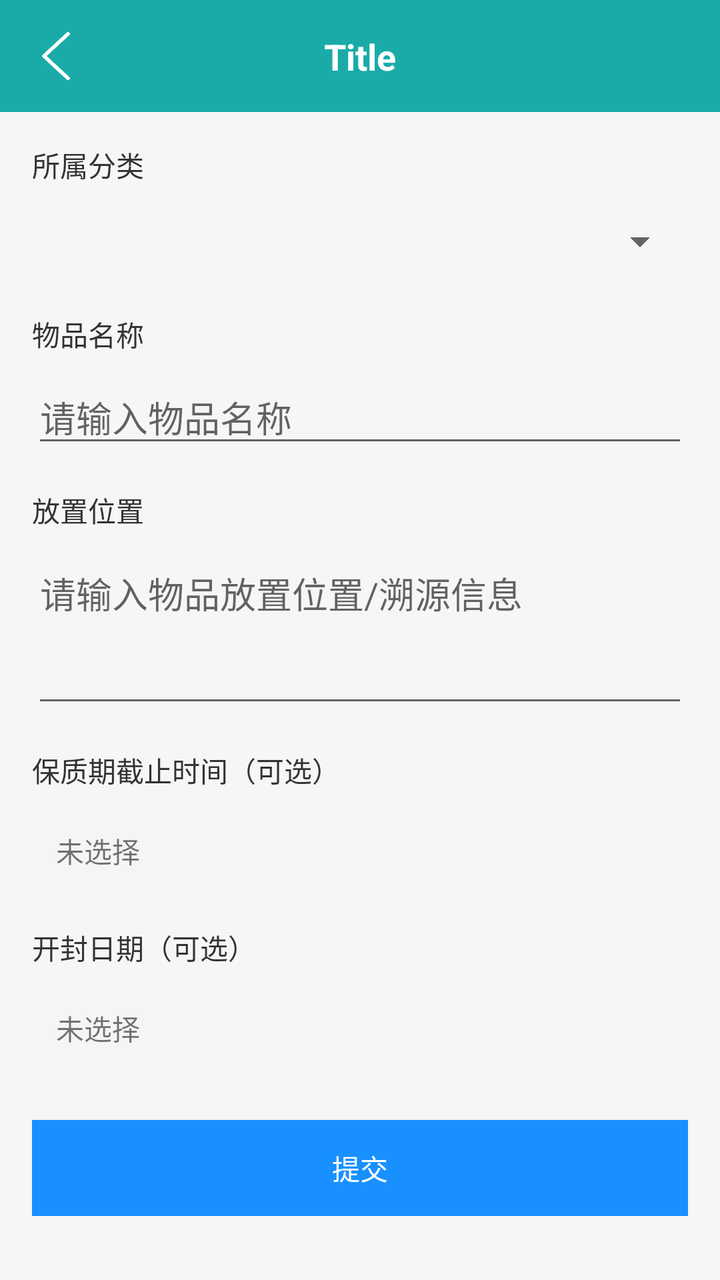
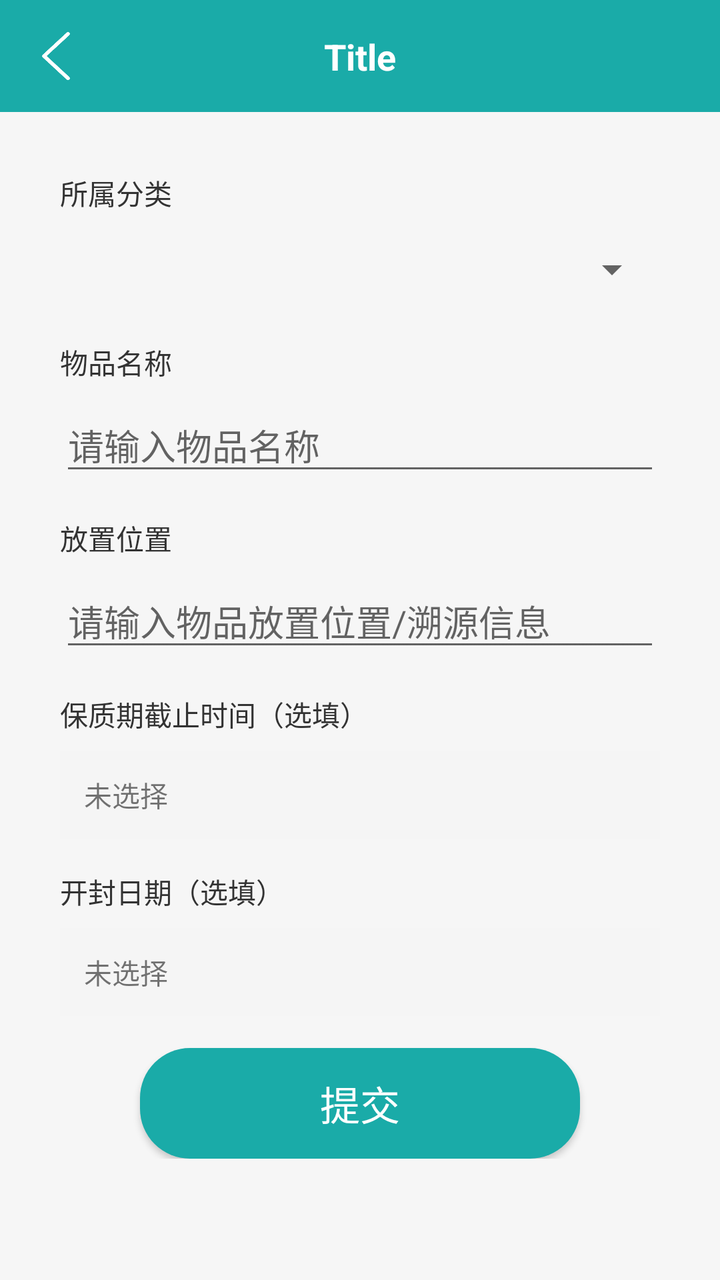

Screens rendered from an Android XML layout before and after an edit, with the pre-edit source and the edit as a unified diff.
<!-- AndroidManifest.xml: application theme Theme.Note -->
<!-- res/layout/fragment_goods_edit.xml -->
<?xml version="1.0" encoding="utf-8"?>
<layout xmlns:android="http://schemas.android.com/apk/res/android">

    <ScrollView
        android:layout_width="match_parent"
        android:layout_height="match_parent"
        android:fillViewport="true"
        android:background="@color/main_grey_bg">

        <LinearLayout
            android:layout_width="match_parent"
            android:layout_height="wrap_content"
            android:orientation="vertical">

            <include
                android:id="@+id/includeToolbar"
                layout="@layout/item_toolbar" />

            <LinearLayout
                android:layout_width="match_parent"
                android:layout_height="wrap_content"
                android:orientation="vertical"
                android:padding="16dp">

                
                <TextView
                    android:layout_width="wrap_content"
                    android:layout_height="wrap_content"
                    android:text="所属分类"
                    android:textColor="#333333"
                    android:textSize="14sp" />

                <Spinner
                    android:id="@+id/spCategory"
                    android:layout_width="match_parent"
                    android:layout_height="40dp"
                    android:layout_marginTop="8dp" />

                
                <TextView
                    android:layout_width="wrap_content"
                    android:layout_height="wrap_content"
                    android:layout_marginTop="16dp"
                    android:text="物品名称"
                    android:textColor="#333333"
                    android:textSize="14sp" />

                <EditText
                    android:id="@+id/etGoodsName"
                    android:layout_width="match_parent"
                    android:layout_height="wrap_content"
                    android:layout_marginTop="8dp"
                    android:hint="请输入物品名称"
                    android:maxLength="255"
                    android:maxLines="1" />

                
                <TextView
                    android:layout_width="wrap_content"
                    android:layout_height="wrap_content"
                    android:layout_marginTop="16dp"
                    android:text="放置位置"
                    android:textColor="#333333"
                    android:textSize="14sp" />

                <EditText
                    android:id="@+id/etTraceInfo"
                    android:layout_width="match_parent"
                    android:layout_height="wrap_content"
                    android:layout_marginTop="8dp"
                    android:hint="请输入物品放置位置/溯源信息"
                    android:minLines="3"
                    android:gravity="top"
                    android:inputType="textMultiLine" />

                
                <TextView
                    android:layout_width="wrap_content"
                    android:layout_height="wrap_content"
                    android:layout_marginTop="16dp"
                    android:text="保质期截止时间（可选）"
                    android:textColor="#333333"
                    android:textSize="14sp" />

                <TextView
                    android:id="@+id/tvShelfLife"
                    android:layout_width="match_parent"
                    android:layout_height="44dp"
                    android:layout_marginTop="8dp"
                    android:background="#F5F5F5"
                    android:gravity="center_vertical"
                    android:paddingHorizontal="12dp"
                    android:text="未选择" />

                
                <TextView
                    android:layout_width="wrap_content"
                    android:layout_height="wrap_content"
                    android:layout_marginTop="16dp"
                    android:text="开封日期（可选）"
                    android:textColor="#333333"
                    android:textSize="14sp" />

                <TextView
                    android:id="@+id/tvOpenDate"
                    android:layout_width="match_parent"
                    android:layout_height="44dp"
                    android:layout_marginTop="8dp"
                    android:background="#F5F5F5"
                    android:gravity="center_vertical"
                    android:paddingHorizontal="12dp"
                    android:text="未选择" />

                <Button
                    android:id="@+id/btnSubmit"
                    android:layout_width="match_parent"
                    android:layout_height="48dp"
                    android:layout_marginTop="24dp"
                    android:text="提交"
                    android:textColor="@android:color/white"
                    android:background="#1890FF" />

            </LinearLayout>

        </LinearLayout>
    </ScrollView>
</layout>
<!-- res/layout/item_toolbar.xml (included above) -->
<?xml version="1.0" encoding="utf-8"?>
<LinearLayout
    xmlns:android="http://schemas.android.com/apk/res/android"
    xmlns:app="http://schemas.android.com/apk/res-auto"
    android:layout_width="match_parent"
    android:layout_height="wrap_content"
    android:orientation="vertical"
    android:background="?attr/colorPrimary">

    
    <View
        android:id="@+id/statusBarSpacer"
        android:layout_width="match_parent"
        android:layout_height="0dp" />

    
    <androidx.constraintlayout.widget.ConstraintLayout
        android:layout_width="match_parent"
        android:layout_height="56dp"
        android:background="@color/main_color">

        <ImageView
            android:id="@+id/ivBack"
            android:layout_width="40dp"
            android:layout_height="40dp"
            android:layout_marginStart="8dp"
            android:padding="8dp"
            android:src="@drawable/ic_back"
            app:layout_constraintBottom_toBottomOf="parent"
            app:layout_constraintStart_toStartOf="parent"
            app:layout_constraintTop_toTopOf="parent"/>

        <TextView
            android:id="@+id/tvTitle"
            android:layout_width="0dp"
            android:layout_height="wrap_content"
            android:ellipsize="end"
            android:gravity="center"
            android:maxLines="1"
            android:text="Title"
            android:textColor="@android:color/white"
            android:textSize="18sp"
            android:textStyle="bold"
            android:layout_marginStart="56dp"
            android:layout_marginEnd="56dp"
            app:layout_constraintBottom_toBottomOf="@id/ivBack"
            app:layout_constraintEnd_toEndOf="parent"
            app:layout_constraintStart_toStartOf="parent"
            app:layout_constraintTop_toTopOf="@id/ivBack"/>
    </androidx.constraintlayout.widget.ConstraintLayout>

</LinearLayout>
<!-- resources referenced by this layout -->
<resources>
  <color name="main_color">#1AABA8</color>
  <color name="main_grey_bg">#f6f6f6</color>
  <!-- drawable ic_back: png bitmap (drawable, 2843 bytes) -->
  <style name="Theme.Note" parent="Theme.AppCompat.Light.NoActionBar" />
</resources>

<!-- the commit's change to res/layout/fragment_goods_edit.xml (unified diff, before → after) -->
@@ -20,7 +20,7 @@
                 android:layout_width="match_parent"
                 android:layout_height="wrap_content"
                 android:orientation="vertical"
-                android:padding="16dp">
+                android:padding="30dp">
 
                 
                 <TextView
@@ -69,7 +69,6 @@
                     android:layout_height="wrap_content"
                     android:layout_marginTop="8dp"
                     android:hint="请输入物品放置位置/溯源信息"
-                    android:minLines="3"
                     android:gravity="top"
                     android:inputType="textMultiLine" />
 
@@ -78,7 +77,7 @@
                     android:layout_width="wrap_content"
                     android:layout_height="wrap_content"
                     android:layout_marginTop="16dp"
-                    android:text="保质期截止时间（可选）"
+                    android:text="保质期截止时间（选填）"
                     android:textColor="#333333"
                     android:textSize="14sp" />
 
@@ -97,7 +96,7 @@
                     android:layout_width="wrap_content"
                     android:layout_height="wrap_content"
                     android:layout_marginTop="16dp"
-                    android:text="开封日期（可选）"
+                    android:text="开封日期（选填）"
                     android:textColor="#333333"
                     android:textSize="14sp" />
 
@@ -114,11 +113,15 @@
                 <Button
                     android:id="@+id/btnSubmit"
                     android:layout_width="match_parent"
-                    android:layout_height="48dp"
-                    android:layout_marginTop="24dp"
+                    android:layout_height="wrap_content"
+                    android:gravity="center"
                     android:text="提交"
-                    android:textColor="@android:color/white"
-                    android:background="#1890FF" />
+                    android:textColor="@color/white"
+                    android:textSize="20sp"
+                    android:background="@drawable/bg_button"
+                    android:paddingVertical="13dp"
+                    android:layout_marginHorizontal="40dp"
+                    android:layout_marginTop="16dp" />
 
             </LinearLayout>
 
<!-- resource entries referenced after the edit -->
@@ -2,6 +2,15 @@
 <resources>
   <color name="main_color">#1AABA8</color>
   <color name="main_grey_bg">#f6f6f6</color>
+  <color name="white">#FFFFFF</color>
+  <!-- drawable bg_button (drawable) -->
+  <?xml version="1.0" encoding="utf-8"?>
+  <shape xmlns:android="http://schemas.android.com/apk/res/android">
+  
+      <corners android:radius="25dp"/>
+  
+      <solid android:color="@color/main_color"/>
+  </shape>
   <!-- drawable ic_back: png bitmap (drawable, 2843 bytes) -->
   <style name="Theme.Note" parent="Theme.AppCompat.Light.NoActionBar" />
 </resources>
